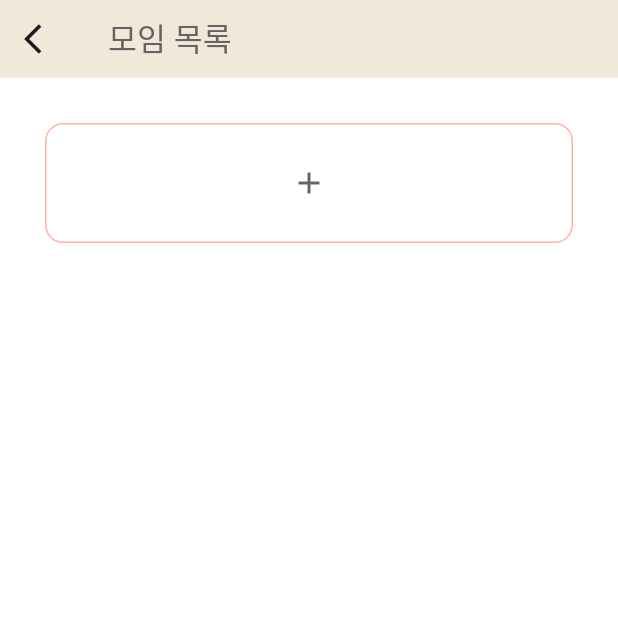
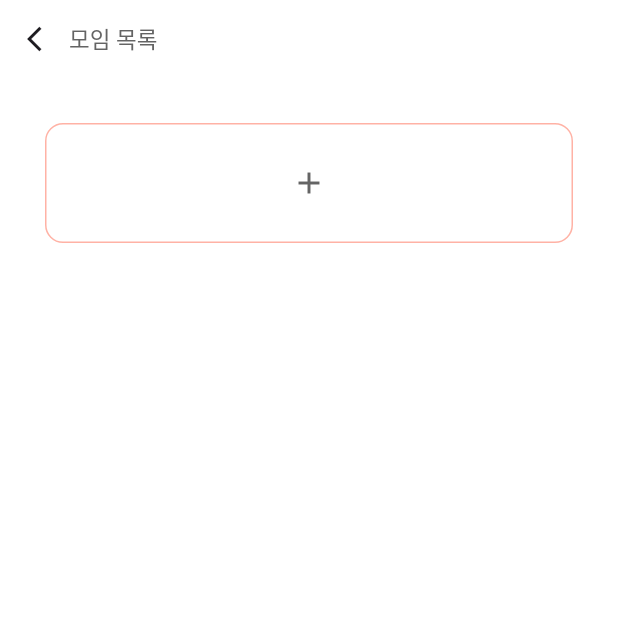
Before and after one commit to ebinee/paymate, a Flutter app: the GroupList screen opened directly, on a phone screen of 412 x 824 dp, the top half of it. Run offline on Flutter 3.47's test engine with Material 3 defaults, Android fonts, the phone set to English and light mode, and no system bars; our stand-ins replace cloud_firestore, firebase_core; accounts and stored records are empty.

Commit message:
solve the problem before pull

```diff
--- a/lib/header.dart
+++ b/lib/header.dart
@@ -14,19 +14,27 @@ class Header extends StatelessWidget implements PreferredSizeWidget {
   @override
   Widget build(BuildContext context) {
     return AppBar(
-        backgroundColor: const Color(0xFFF2E8DA),
+        backgroundColor: Colors.white,
+        titleSpacing: -10.0,
         title: Text(
           headerTitle,
           style: const TextStyle(
             color: Color(0xFF646464),
-            fontSize: 21,
+            fontSize: 15,
           ),
         ),
-        leading: IconButton(
-          icon: const Icon(Icons.arrow_back_ios),
-          onPressed: () {
-            Navigator.pop(context);
-          },
+        leading: SizedBox(
+          width: 20,
+          height: 20,
+          child: IconButton(
+            icon: const Icon(
+              Icons.arrow_back_ios,
+              size: 20,
+            ),
+            onPressed: () {
+              Navigator.pop(context);
+            },
+          ),
         ));
   }
 }
```
Also changed, not shown: lib/group_list.dart (+1 -9 lines).
